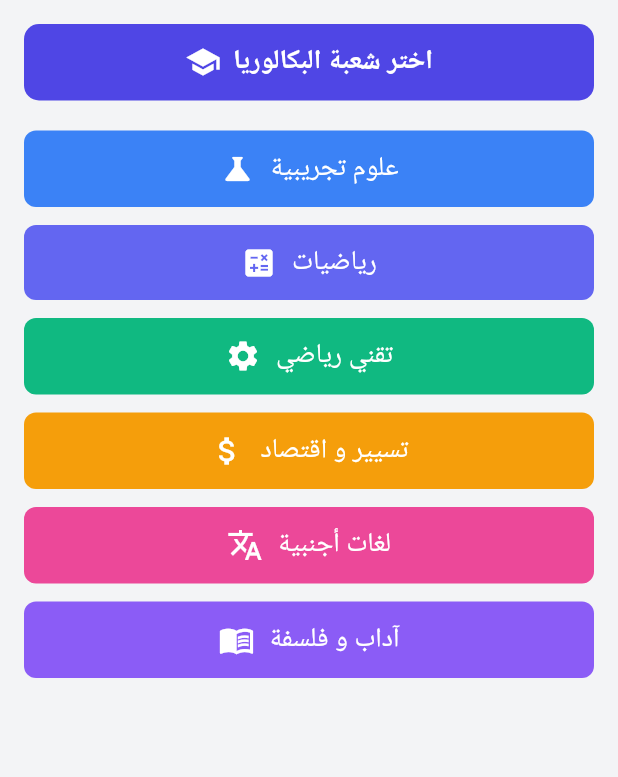
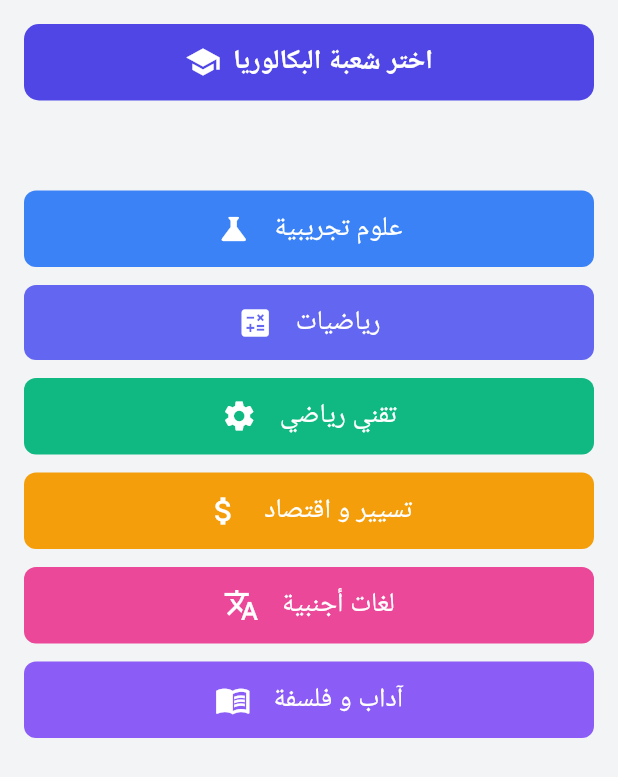
Before and after one commit to dayahimour/bac_calculator, a Flutter app: the screen it shows after launch, on a phone screen of 412 x 824 dp. Shown: the top 777 px of the screen. Run offline on Flutter 3.47's test engine with Material 3 defaults, Android fonts, the phone set to English and light mode, and no system bars.

Commit message:
feat: تحديث الأيقونة والواجهة وتحسين توزيع البطاقات

```diff
--- a/lib/main.dart
+++ b/lib/main.dart
@@ -192,6 +192,7 @@ class _BacHomePageState extends State<BacHomePage> {
           padding: const EdgeInsets.all(16),
           child: selectedField == null
               ? Column(
+
                   children: [
                     Container(
                       padding: const EdgeInsets.all(12),
@@ -209,36 +210,14 @@ class _BacHomePageState extends State<BacHomePage> {
                         ],
                       ),
                     ),
-                    const SizedBox(height: 20),
-                    Expanded(
-                      child: ListView(
-                        children: fields.entries.map((entry) {
-                          return GestureDetector(
-                            onTap: () => selectField(entry.key),
-                            child: Container(
-                              padding: const EdgeInsets.all(12),
-                              margin: const EdgeInsets.only(bottom: 12),
-                              decoration: BoxDecoration(
-                                color: entry.value.color,
-                                borderRadius: BorderRadius.circular(8),
-                              ),
-                              child: Row(
-                                mainAxisAlignment: MainAxisAlignment.center,
+                    const SizedBox(height: 60),
+                   Expanded( child: ListView( children: fields.entries.map((entry) { return GestureDetector( onTap: () => selectField(entry.key), child: Container( padding: const EdgeInsets.all(12), margin: const EdgeInsets.only(bottom: 12), decoration: BoxDecoration( color: entry.value.color, borderRadius: BorderRadius.circular(8), ), child: Row( mainAxisAlignment: MainAxisAlignment.center, children: [ Icon(entry.value.icon, color: Colors.white), const SizedBox(width: 15), Text(entry.key, style: const TextStyle(color: Colors.white, fontSize: 18)), ], ), ), ); }).toList(), ), ), ], )
+              : Column(
                   children: [
-                                  Icon(entry.value.icon, color: Colors.white),
-                                  const SizedBox(width: 10),
-                                  Text(entry.key,
-                                      style: const TextStyle(color: Colors.white, fontSize: 18)),
-                                ],
-                              ),
-                            ),
-                          );
-                        }).toList(),
-                      ),
-                    ),
-                  ],
-                )
-              : Column(
+                  Padding(
+  padding: const EdgeInsets.only(bottom: 16),
+  child: Stack(
+    alignment: Alignment.center,
     children: [
       Align(
         alignment: Alignment.centerLeft,
@@ -247,9 +226,24 @@ class _BacHomePageState extends State<BacHomePage> {
           onPressed: () => setState(() => selectedField = null),
         ),
       ),
-                    Text('المعدل - $selectedField',
-                        style: const TextStyle(fontSize: 22, fontWeight: FontWeight.bold, color: Color(0xFF1f2937))),
-                    const SizedBox(height: 16),
+      Text(
+        'المعدل - $selectedField',
+        style: const TextStyle(
+          fontSize: 24,
+          fontWeight: FontWeight.bold,
+          color: Color(0xFF1f2937),
+        ),
+      ),
+    ],
+  ),
+),
+const Divider(
+  thickness: 1.5,
+  height: 1.5,
+  color: Color(0xFFcbd5e1), // لون أنيق يشبه الرمادي الفاتح
+),
+const SizedBox(height: 12),
+
                     Container(
                       padding: const EdgeInsets.symmetric(vertical: 10),
                       color: const Color(0xFFcbd5e1),
```
Also changed, not shown: pubspec.yaml (+7 -70 lines), assets/icon/bac-calcu.png (added), pubspec.lock, 5 other files. Lines whose indentation alone changed are shown as unchanged.
